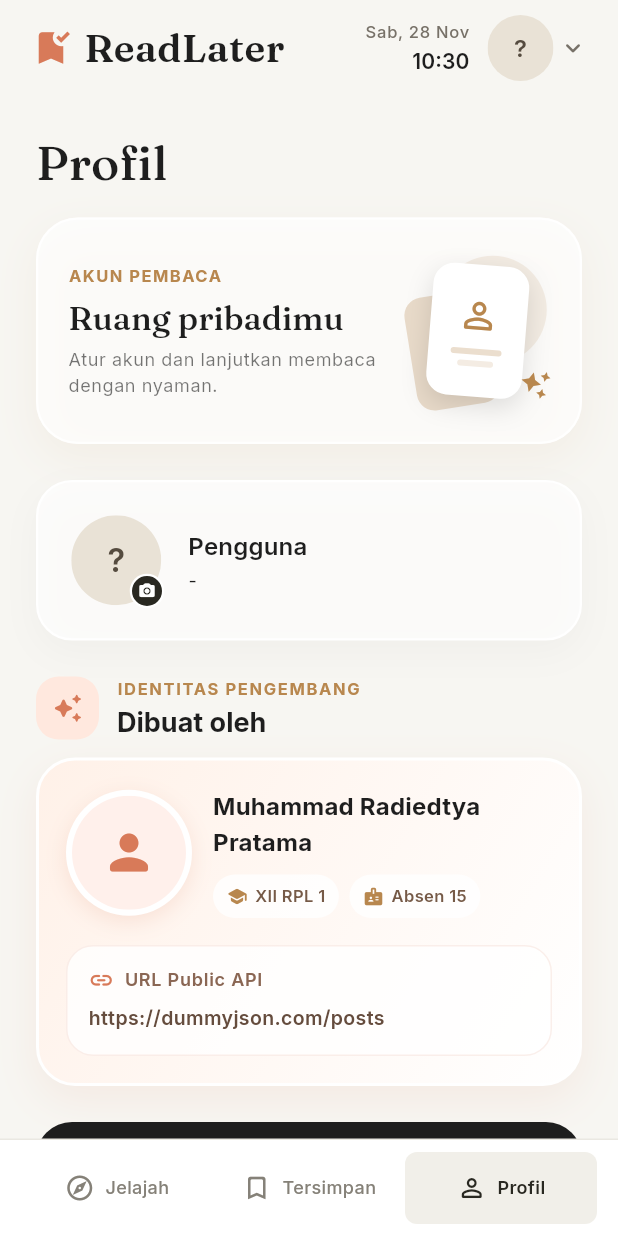
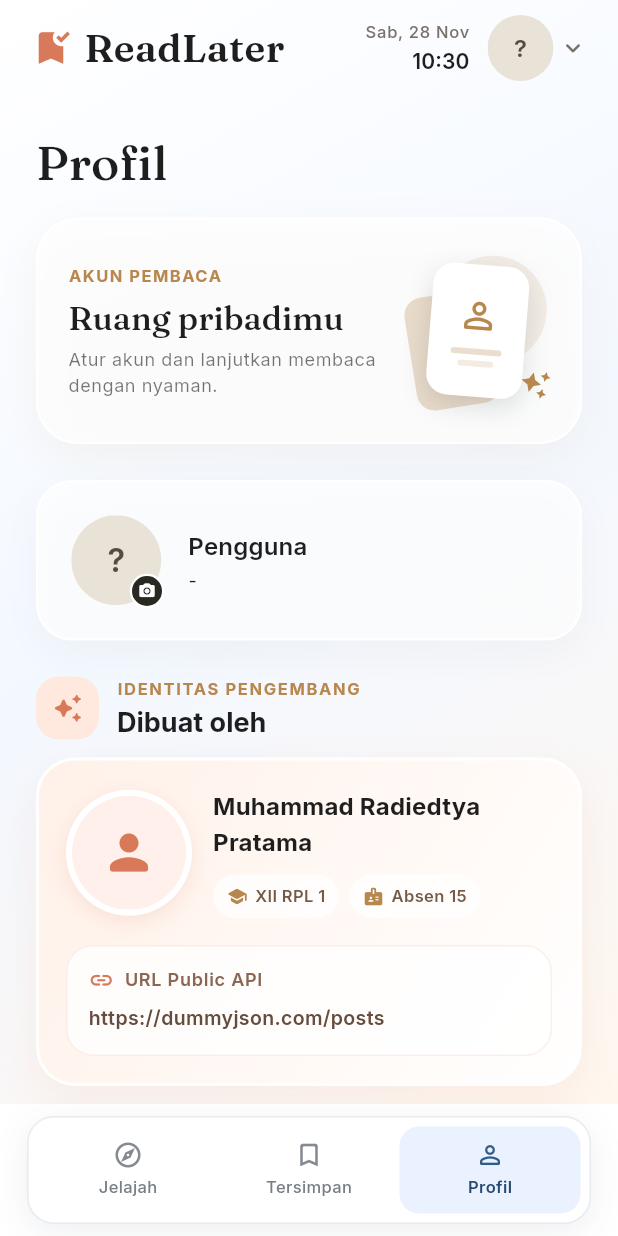
Before and after one commit to Radiedtya/readlater-blog, a Flutter app: the HomeScreen screen opened by its route, item 3 of the bottom bar chosen, on a phone screen of 412 x 824 dp. Run offline on Flutter 3.47's test engine with Material 3 defaults, Android fonts, the phone set to English and light mode, and no system bars; our stand-ins replace google_fonts, image_picker, shared_preferences; missing offline and left inert: crop_your_image; accounts and stored records are empty; network calls fail.

Commit message:
feat: fix header and bottom nav

```diff
--- a/flutter_ui/lib/screens/home_screen.dart
+++ b/flutter_ui/lib/screens/home_screen.dart
@@ -42,8 +42,16 @@ class _HomeScreenState extends State<HomeScreen> {
   @override
   Widget build(BuildContext context) {
     return Scaffold(
-      backgroundColor: const Color(0xFFF7F6F2),
-      body: SafeArea(
+      backgroundColor: Colors.transparent,
+      body: DecoratedBox(
+        decoration: const BoxDecoration(
+          gradient: LinearGradient(
+            begin: Alignment.topLeft,
+            end: Alignment.bottomRight,
+            colors: [Color(0xFFFFFFFF), Color(0xFFF3F8FF), Color(0xFFFFF7EF)],
+          ),
+        ),
+        child: SafeArea(
           bottom: false,
           child: Column(
             children: [
@@ -54,6 +62,7 @@ class _HomeScreenState extends State<HomeScreen> {
             ],
           ),
         ),
+      ),
       bottomNavigationBar: CustomBottomNav(
         currentIndex: _index,
         onTap: _navigateToTab,
--- a/flutter_ui/lib/widgets/app_header.dart
+++ b/flutter_ui/lib/widgets/app_header.dart
@@ -138,6 +138,8 @@ class _AppHeaderState extends State<AppHeader> {
                 return PopupMenuButton<_ProfileMenuAction>(
                   tooltip: 'Menu akun',
                   onSelected: _onMenuSelected,
+                  position: PopupMenuPosition.under,
+                  offset: const Offset(0, 8),
                   shape: RoundedRectangleBorder(
                     borderRadius: BorderRadius.circular(14),
                   ),
--- a/flutter_ui/lib/widgets/custom_bottom_nav.dart
+++ b/flutter_ui/lib/widgets/custom_bottom_nav.dart
@@ -18,14 +18,24 @@ class CustomBottomNav extends StatelessWidget {
       (icon: Icons.person_outline_rounded, label: 'Profil'),
     ];
 
-    return Container(
-      padding: const EdgeInsets.fromLTRB(14, 8, 14, 8),
+    return Padding(
+      padding: const EdgeInsets.fromLTRB(18, 8, 18, 8),
+      child: SafeArea(
+        top: false,
+        child: Container(
+          padding: const EdgeInsets.all(6),
           decoration: BoxDecoration(
             color: Colors.white,
-        border: Border(top: BorderSide(color: const Color(0xFFEAE8E2))),
+            borderRadius: BorderRadius.circular(18),
+            border: Border.all(color: const Color(0xFFE8EAF0)),
+            boxShadow: [
+              BoxShadow(
+                color: const Color(0xFF24334A).withValues(alpha: 0.08),
+                blurRadius: 18,
+                offset: const Offset(0, 5),
               ),
-      child: SafeArea(
-        top: false,
+            ],
+          ),
           child: Row(
             children: List.generate(items.length, (index) {
               final isActive = currentIndex == index;
@@ -38,6 +48,7 @@ class CustomBottomNav extends StatelessWidget {
                 ),
               );
             }),
+          ),
         ),
       ),
     );
@@ -59,42 +70,45 @@ class _NavBarItem extends StatelessWidget {
 
   @override
   Widget build(BuildContext context) {
-    return GestureDetector(
+    return Material(
+      color: Colors.transparent,
+      child: InkWell(
         onTap: onTap,
-      behavior: HitTestBehavior.opaque,
+        borderRadius: BorderRadius.circular(13),
         child: AnimatedContainer(
           duration: const Duration(milliseconds: 180),
           curve: Curves.easeOut,
-        height: 48,
+          height: 58,
           alignment: Alignment.center,
           decoration: BoxDecoration(
-          color: isActive ? const Color(0xFFF1EFE9) : Colors.transparent,
-          borderRadius: BorderRadius.circular(8),
+            color: isActive ? const Color(0xFFEAF1FF) : Colors.transparent,
+            borderRadius: BorderRadius.circular(13),
           ),
-        child: Row(
+          child: Column(
             mainAxisAlignment: MainAxisAlignment.center,
             children: [
               Icon(
                 icon,
                 color: isActive
-                  ? const Color(0xFF292821)
-                  : const Color(0xFF858178),
+                    ? const Color(0xFF315C87)
+                    : const Color(0xFF858A92),
                 size: 20,
               ),
-            const SizedBox(width: 7),
+              const SizedBox(height: 3),
               Text(
                 label,
                 style: TextStyle(
                   color: isActive
-                    ? const Color(0xFF292821)
-                    : const Color(0xFF858178),
+                      ? const Color(0xFF284B70)
+                      : const Color(0xFF777D85),
                   fontWeight: isActive ? FontWeight.w600 : FontWeight.w500,
-                fontSize: 12,
+                  fontSize: 11,
                 ),
               ),
             ],
           ),
         ),
+      ),
     );
   }
 }
```
Also changed, not shown: 1 other file. Lines whose indentation alone changed are shown as unchanged.
